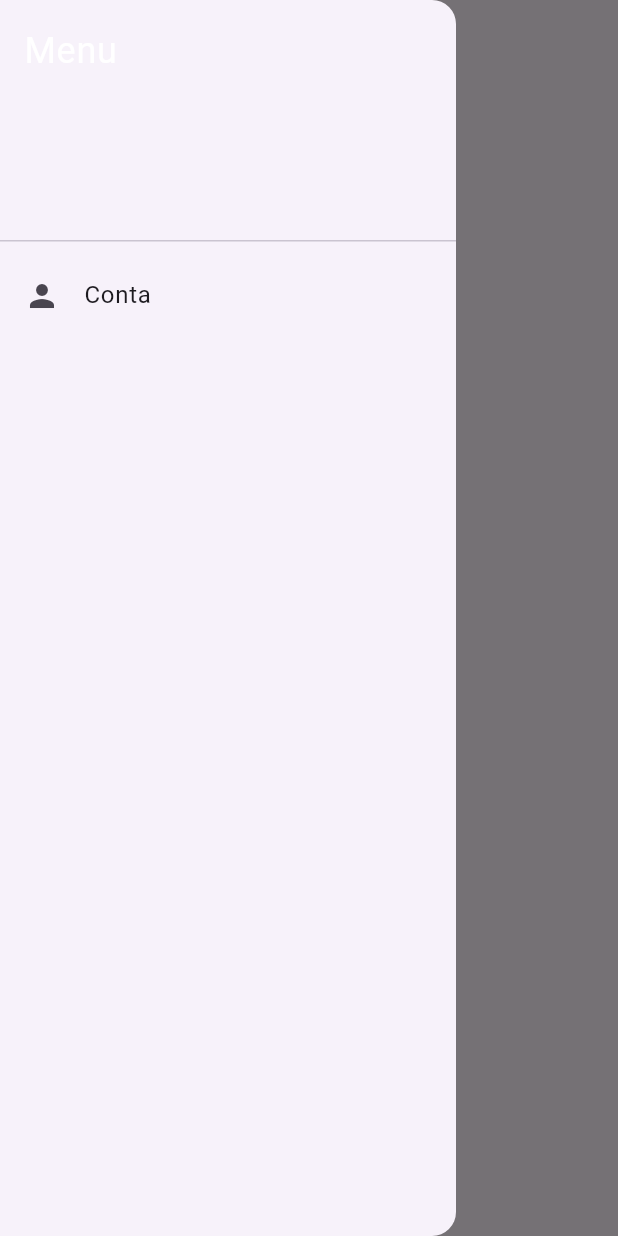
After one commit to eduardo-kurek/opt120-tattoo-front, a Flutter app: the HomePage screen opened directly, with the side drawer open, on a phone screen of 412 x 824 dp. The commit adds this screen. Run offline on Flutter 3.47's test engine with Material 3 defaults, Android fonts, the phone set to English and light mode, and no system bars.

Commit message:
Criando menu para usuario comum

```diff
--- /dev/null
+++ b/lib/screens/components/user_menu.dart
@@ -0,0 +1,33 @@
+import 'package:flutter/material.dart';
+
+class UserMenu extends StatelessWidget {
+  const UserMenu({super.key});
+
+  @override
+  Widget build(BuildContext context) {
+    return Drawer(
+      child: ListView(
+        padding: EdgeInsets.zero,
+        children: <Widget>[
+          DrawerHeader(
+            child: Text(
+              'Menu',
+              style: TextStyle(
+                color: Colors.white,
+                fontSize: 24,
+              ),
+            ),
+          ),
+          ListTile(
+            leading: Icon(Icons.person),
+            title: Text('Conta'),
+            onTap: () {
+              // TODO: ao clicar abrir modal/menu para editar a conta
+            },
+          ),
+          // Add more ListTile widgets for additional menu items
+        ],
+      ),
+    );
+  }
+}
--- a/lib/screens/login.dart
+++ b/lib/screens/login.dart
@@ -78,7 +78,9 @@ class _LoginState extends State<Login> {
                 ],
               ),
             ),
-          )),
-        ));
+          )
+        ),
+      )
+    );
   }
 }
--- a/lib/screens/register.dart
+++ b/lib/screens/register.dart
@@ -76,7 +76,9 @@ class _RegisterState extends State<Register> {
                 ],
               ),
             ),
-          )),
-        ));
+          )
+        ),
+      )
+    );
   }
 }
```
Also changed, not shown: lib/screens/home.dart (+2 -24 lines).
